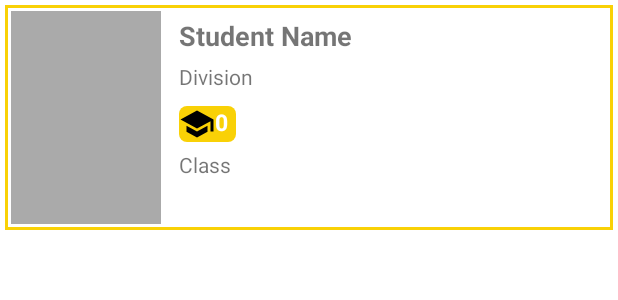
After one commit to aniket-yadav/sbts, an Android app: the layout student_row_item.xml on its own in the app's theme, with its tools: preview values and no code run, on a phone screen of 412 x 824 dp. The commit adds this screen. Shown: the top 300 px of the screen. Run offline under Robolectric (Android 15) with nearby library versions, the phone set to English and light mode, and no system bars; network calls fail.

Commit message:
student list

```diff
--- a/app/src/main/java/com/app/sbts/activities/AttendeeActivity.java
+++ b/app/src/main/java/com/app/sbts/activities/AttendeeActivity.java
@@ -94,7 +94,7 @@ public class AttendeeActivity extends AppCompatActivity {
         DrawerLayout drawer = binding.drawerLayout;
         NavigationView navigationView = binding.navView;
         mAppBarConfiguration = new AppBarConfiguration.Builder(
-                R.id.nav_profile, R.id.nav_map, R.id.nav_password_change)
+                R.id.nav_profile, R.id.nav_map, R.id.nav_password_change,R.id.nav_student_list)
                 .setOpenableLayout(drawer)
                 .build();
         NavHostFragment navHostFragment = (NavHostFragment) getSupportFragmentManager().findFragmentById(R.id.attendee_frame);
--- a/app/src/main/java/com/app/sbts/fragments/MapsFragment.java
+++ b/app/src/main/java/com/app/sbts/fragments/MapsFragment.java
@@ -68,7 +68,7 @@ public class MapsFragment extends Fragment implements OnMapReadyCallback {
     Boolean parent = false;
     String responseString;
 
-    private Handler handler = new Handler();
+    private final Handler handler = new Handler();
     String[] str;
     SharedPreferences sharedPreferences;
     Marker marker;
@@ -262,8 +262,6 @@ public class MapsFragment extends Fragment implements OnMapReadyCallback {
         if (sharedPreferences.getString("ROLE", "Attendee").equals("Parent")) {
             if (ActivityCompat.checkSelfPermission(requireActivity().getApplicationContext(), Manifest.permission.ACCESS_FINE_LOCATION) != PackageManager.PERMISSION_GRANTED && ActivityCompat.checkSelfPermission(requireActivity().getApplicationContext(), Manifest.permission.ACCESS_COARSE_LOCATION) != PackageManager.PERMISSION_GRANTED) {
                 return;
-            }else{
-
             }
             gMap.setMyLocationEnabled(true);
         }
--- /dev/null
+++ b/app/src/main/res/layout/student_row_item.xml
@@ -0,0 +1,66 @@
+<?xml version="1.0" encoding="utf-8"?>
+<LinearLayout xmlns:android="http://schemas.android.com/apk/res/android"
+    xmlns:tools="http://schemas.android.com/tools"
+    android:layout_width="match_parent"
+    android:layout_height="150dp"
+    android:layout_marginTop="2dp"
+    android:background="@drawable/student_list_background"
+    android:id="@+id/container"
+    android:layout_margin="3dp">
+
+    <ImageView
+        android:id="@+id/thumbnail"
+        android:layout_width="100dp"
+        android:layout_height="match_parent"
+        android:background="@drawable/loading_shape"
+        android:layout_margin="4dp"
+        tools:ignore="ContentDescription" />
+
+    <LinearLayout
+        android:layout_width="match_parent"
+        android:layout_height="130dp"
+        android:layout_margin="8dp"
+        android:orientation="vertical">
+
+        <TextView
+            android:id="@+id/student_name"
+            android:layout_width="wrap_content"
+            android:layout_height="wrap_content"
+            android:text="Student Name"
+            android:textSize="18sp"
+            android:textStyle="bold"
+            tools:ignore="HardcodedText" />
+
+        <TextView
+            android:id="@+id/student_division"
+            android:layout_width="wrap_content"
+            android:layout_height="wrap_content"
+            android:layout_marginTop="5dp"
+            android:text="Division"
+            tools:ignore="HardcodedText" />
+
+        <TextView
+            android:id="@+id/student_roll_no"
+            android:layout_width="wrap_content"
+            android:layout_height="wrap_content"
+            android:layout_marginTop="10dp"
+            android:background="@drawable/roll_background"
+            android:drawableLeft="@drawable/ic_school_black_24dp"
+            android:paddingRight="5dp"
+            android:text="0"
+            android:textColor="#FFF"
+            android:textSize="15sp"
+            android:textStyle="bold"
+            tools:ignore="HardcodedText,RtlHardcoded,RtlSymmetry" />
+
+        <TextView
+            android:id="@+id/student_class"
+            android:layout_width="wrap_content"
+            android:layout_height="wrap_content"
+            android:layout_marginTop="5dp"
+            android:text="Class"
+            tools:ignore="HardcodedText" />
+
+    </LinearLayout>
+
+</LinearLayout>
--- a/app/src/main/res/navigation/parent_navigation.xml
+++ b/app/src/main/res/navigation/parent_navigation.xml
@@ -10,8 +10,6 @@
         android:name="com.app.sbts.fragments.ParentHome"
         android:label="@string/profile"
         tools:layout="@layout/fragment_parent_home" >
-
-
     </fragment>
 
     <fragment
```
Also changed, not shown: app/src/main/java/com/app/sbts/adaptor/RecyclerViewAdapter.java (added, +107 -0 lines), app/src/main/java/com/app/sbts/fragments/StudentList.java (added, +95 -0 lines), app/src/main/java/com/app/sbts/models/Student.java (added, +63 -0 lines), app/src/main/res/layout/fragment_student_list.xml (added, +27 -0 lines), app/src/main/res/menu/attendee_navigation_menu.xml (+2 -6 lines), app/src/main/res/navigation/attendee_navigation.xml (+12 -8 lines).
